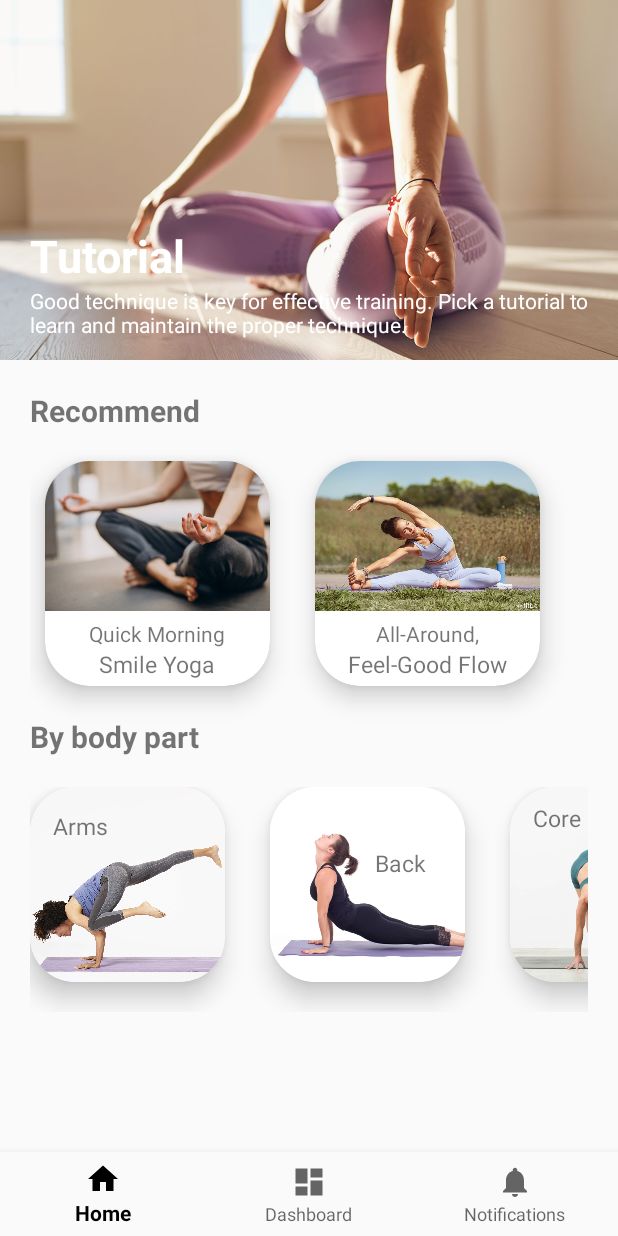
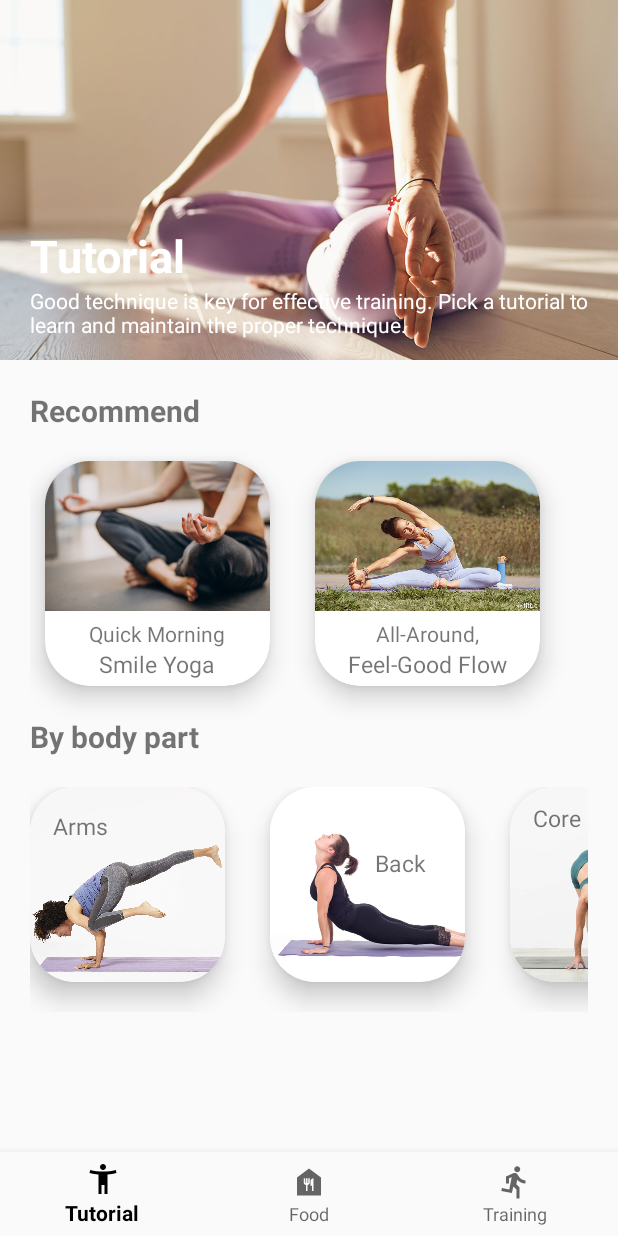
Before and after one commit to hestiawong/fyp_app111, an Android app: the screen it shows after launch (MainActivity), on a phone screen of 412 x 824 dp. Run offline under Robolectric (Android 15) with nearby library versions, the phone set to English and light mode, and no system bars; our stand-ins replace navigation-ui.

Commit message:
nav okok

```diff
--- /dev/null
+++ b/app/src/main/res/drawable/food_icon.xml
@@ -0,0 +1,10 @@
+<vector xmlns:android="http://schemas.android.com/apk/res/android"
+    android:width="24dp"
+    android:height="24dp"
+    android:viewportWidth="24"
+    android:viewportHeight="24"
+    android:tint="?attr/colorControlNormal">
+  <path
+      android:fillColor="@android:color/white"
+      android:pathData="M12,3L4,9v12h16V9L12,3zM12.5,12.5c0,0.83 -0.67,1.5 -1.5,1.5v4h-1v-4c-0.83,0 -1.5,-0.67 -1.5,-1.5v-3h1v3H10v-3h1v3h0.5v-3h1V12.5zM15,18h-1v-3.5h-1v-3c0,-1.1 0.9,-2 2,-2V18z"/>
+</vector>
--- /dev/null
+++ b/app/src/main/res/drawable/training_icon.xml
@@ -0,0 +1,11 @@
+<vector xmlns:android="http://schemas.android.com/apk/res/android"
+    android:width="24dp"
+    android:height="24dp"
+    android:viewportWidth="24"
+    android:viewportHeight="24"
+    android:tint="?attr/colorControlNormal"
+    android:autoMirrored="true">
+  <path
+      android:fillColor="@android:color/white"
+      android:pathData="M13.49,5.48c1.1,0 2,-0.9 2,-2s-0.9,-2 -2,-2 -2,0.9 -2,2 0.9,2 2,2zM9.89,19.38l1,-4.4 2.1,2v6h2v-7.5l-2.1,-2 0.6,-3c1.3,1.5 3.3,2.5 5.5,2.5v-2c-1.9,0 -3.5,-1 -4.3,-2.4l-1,-1.6c-0.4,-0.6 -1,-1 -1.7,-1 -0.3,0 -0.5,0.1 -0.8,0.1l-5.2,2.2v4.7h2v-3.4l1.8,-0.7 -1.6,8.1 -4.9,-1 -0.4,2 7,1.4z"/>
+</vector>
--- /dev/null
+++ b/app/src/main/res/drawable/tutorial_icon.xml
@@ -0,0 +1,10 @@
+<vector xmlns:android="http://schemas.android.com/apk/res/android"
+    android:width="24dp"
+    android:height="24dp"
+    android:viewportWidth="24"
+    android:viewportHeight="24"
+    android:tint="?attr/colorControlNormal">
+  <path
+      android:fillColor="@android:color/white"
+      android:pathData="M20.5,6c-2.61,0.7 -5.67,1 -8.5,1s-5.89,-0.3 -8.5,-1L3,8c1.86,0.5 4,0.83 6,1v13h2v-6h2v6h2V9c2,-0.17 4.14,-0.5 6,-1l-0.5,-2zM12,6c1.1,0 2,-0.9 2,-2s-0.9,-2 -2,-2 -2,0.9 -2,2 0.9,2 2,2z"/>
+</vector>
--- a/app/src/main/res/layout/snap_details.xml
+++ b/app/src/main/res/layout/snap_details.xml
@@ -92,8 +92,9 @@
         android:text="Nutrition facts: " />
 
     <RelativeLayout
+            android:id="@+id/pic"
             android:layout_width="300dp"
-        android:layout_height="400dp"
+            android:layout_height="250dp"
             android:layout_below="@id/text1_1"
             android:layout_marginTop="10dp">
 
@@ -101,7 +102,7 @@
                 android:id="@+id/snap_nutri"
                 android:layout_width="wrap_content"
                 android:layout_height="wrap_content"
-            android:scaleType="fitStart" />
+                android:scaleType="fitStart"/>
 
     </RelativeLayout>
 
--- a/app/src/main/res/menu/bottom_nav_menu.xml
+++ b/app/src/main/res/menu/bottom_nav_menu.xml
@@ -2,18 +2,18 @@
 <menu xmlns:android="http://schemas.android.com/apk/res/android">
 
     <item
-        android:id="@+id/navigation_home"
-        android:icon="@drawable/ic_home_black_24dp"
-        android:title="@string/title_home" />
+            android:id="@+id/navigation_home"
+            android:icon="@drawable/tutorial_icon"
+            android:title="Tutorial" />
 
     <item
-        android:id="@+id/navigation_dashboard"
-        android:icon="@drawable/ic_dashboard_black_24dp"
-        android:title="@string/title_dashboard" />
+            android:id="@+id/navigation_dashboard"
+            android:icon="@drawable/food_icon"
+            android:title="Food" />
 
     <item
-        android:id="@+id/navigation_notifications"
-        android:icon="@drawable/ic_notifications_black_24dp"
-        android:title="@string/title_notifications" />
+            android:id="@+id/navigation_notifications"
+            android:icon="@drawable/training_icon"
+            android:title="Training" />
 
 </menu>
--- a/app/src/main/res/navigation/mobile_navigation.xml
+++ b/app/src/main/res/navigation/mobile_navigation.xml
@@ -8,18 +8,18 @@
     <fragment
             android:id="@+id/navigation_home"
             android:name="com.example.fyp_app.ui.home.HomeFragment"
-        android:label="@string/title_home"
+            android:label="Tutorial"
             tools:layout="@layout/fragment_home" />
 
     <fragment
             android:id="@+id/navigation_dashboard"
             android:name="com.example.fyp_app.ui.dashboard.DashboardFragment"
-        android:label="@string/title_dashboard"
+            android:label="Food"
             tools:layout="@layout/fragment_dashboard" />
 
     <fragment
             android:id="@+id/navigation_notifications"
             android:name="com.example.fyp_app.ui.notifications.NotificationsFragment"
-        android:label="@string/title_notifications"
+            android:label="Training"
             tools:layout="@layout/fragment_notifications" />
 </navigation>
```
Lines whose indentation alone changed are shown as unchanged.
